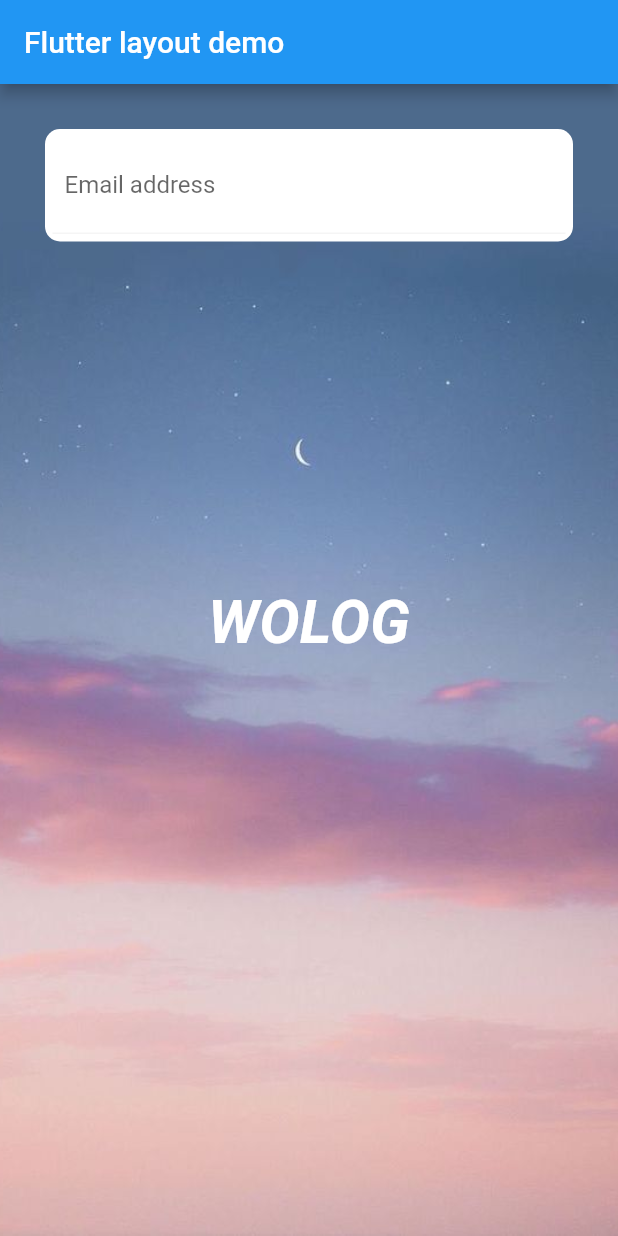
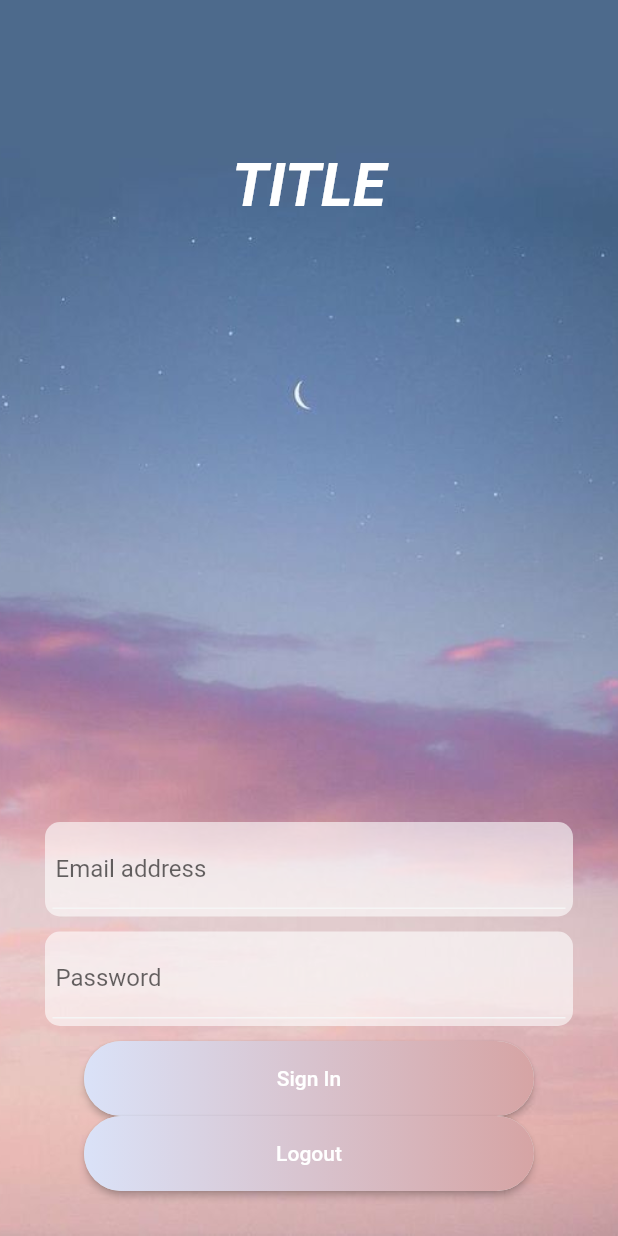
Before and after one commit to rostradamus/fitsight_app, a Flutter app: the screen it shows after launch, on a phone screen of 412 x 824 dp. Run offline on Flutter 3.47's test engine with Material 2 defaults, Android fonts, the light colour scheme and no system bars; our stand-ins replace dio, equatable, flutter_bloc, get_it.

Commit message:
Draft for Login

```diff
--- /dev/null
+++ b/lib/blocs/auth/auth_bloc.dart
@@ -0,0 +1,41 @@
+
+import 'package:dio/dio.dart';
+import 'package:flutter_bloc/flutter_bloc.dart';
+import 'package:get_it/get_it.dart';
+import 'package:wolog_app/blocs/auth/auth_event.dart';
+import 'package:wolog_app/blocs/auth/auth_state.dart';
+import 'package:wolog_app/models/user.dart';
+import 'package:wolog_app/services/api_service.dart';
+
+class AuthBloc extends Bloc<AuthEvent, AuthState> {
+  final ApiService apiService = GetIt.I.get<ApiService>();
+
+  @override
+  AuthState get initialState => AuthInitialState();
+
+  @override
+  Stream<AuthState> mapEventToState(AuthEvent event) async* {
+
+    if (event is LoginSubmittedEvent) {
+      yield AuthRequestState();
+      try {
+        User user = await apiService.login(event.email, event.password);
+        yield LoginSuccessState(user: user);
+      } on DioError catch (e) {
+        yield LoginFailureState(message: e.message);
+      }
+
+    } else if (event is LogoutSubmittedEvent) {
+      yield AuthRequestState();
+      try {
+        await apiService.logout();
+        yield LogoutSuccessState();
+      } on DioError catch (e) {
+        yield LogoutFailureState(message: e.message);
+      }
+    } else {
+      throw new Exception('${event.runtimeType} is NOT implemented');
+    }
+
+  }
+}
--- /dev/null
+++ b/lib/blocs/auth/auth_event.dart
@@ -0,0 +1,18 @@
+import 'package:equatable/equatable.dart';
+import 'package:flutter/material.dart';
+
+abstract class AuthEvent extends Equatable {}
+
+class LoginSubmittedEvent extends AuthEvent {
+  final String email, password;
+  LoginSubmittedEvent({@required this.email, @required this.password});
+  @override
+  // TODO: implement props
+  List<Object> get props => throw UnimplementedError();
+}
+
+class LogoutSubmittedEvent extends AuthEvent {
+  @override
+  // TODO: implement props
+  List<Object> get props => throw UnimplementedError();
+}
--- /dev/null
+++ b/lib/blocs/auth/auth_state.dart
@@ -0,0 +1,50 @@
+import 'package:equatable/equatable.dart';
+import 'package:flutter/material.dart';
+import 'package:wolog_app/models/user.dart';
+
+abstract class AuthState extends Equatable {}
+
+class AuthInitialState extends AuthState {
+  @override
+  // TODO: implement props
+  List<Object> get props => null;
+}
+
+class AuthRequestState extends AuthState {
+  @override
+  // TODO: implement props
+  List<Object> get props => null;
+}
+
+class LoginSuccessState extends AuthState {
+  User user;
+
+  LoginSuccessState({@required this.user});
+  @override
+  // TODO: implement props
+  List<Object> get props => null;
+}
+
+class LoginFailureState extends AuthState {
+  String message;
+
+  LoginFailureState({@required this.message});
+  @override
+  // TODO: implement props
+  List<Object> get props => null;
+}
+
+class LogoutSuccessState extends AuthState {
+  @override
+  // TODO: implement props
+  List<Object> get props => null;
+}
+
+class LogoutFailureState extends AuthState {
+  String message;
+
+  LogoutFailureState({@required this.message});
+  @override
+  // TODO: implement props
+  List<Object> get props => null;
+}
--- /dev/null
+++ b/lib/login_form.dart
@@ -0,0 +1,152 @@
+import 'package:flutter_bloc/flutter_bloc.dart';
+import 'package:get_it/get_it.dart';
+
+import 'package:flutter/material.dart';
+import 'package:wolog_app/blocs/auth/auth_bloc.dart';
+import 'package:wolog_app/blocs/auth/auth_event.dart';
+import 'package:wolog_app/services/api_service.dart';
+
+class LoginForm extends StatelessWidget {
+  ApiService get apiService => GetIt.I.get<ApiService>();
+
+  final TextEditingController _emailController = TextEditingController();
+  final TextEditingController _passwordController = TextEditingController();
+
+  @override
+  Widget build(BuildContext context) {
+    final AuthBloc authBloc = BlocProvider.of<AuthBloc>(context);
+    return Form(
+      child: Column(
+        crossAxisAlignment: CrossAxisAlignment.center,
+        mainAxisSize: MainAxisSize.max,
+        mainAxisAlignment: MainAxisAlignment.end,
+        children: <Widget>[
+          Container(
+            padding: EdgeInsets.all(5),
+            decoration: BoxDecoration(
+              color: Color.fromRGBO(255, 255, 255, 0.60),
+              borderRadius: BorderRadius.circular(10)
+            ),
+            child: Column(
+              children: <Widget>[
+                Container(
+                  padding: EdgeInsets.all(2.0),
+                  decoration: BoxDecoration(
+                    border: Border(bottom: BorderSide(color: Colors.grey[100]))
+                  ),
+                  child: TextField(
+                    key: ValueKey("text"),
+                    controller: _emailController,
+                    textInputAction: TextInputAction.next,
+                    keyboardType: TextInputType.emailAddress,
+                    decoration: InputDecoration(
+                      border: InputBorder.none,
+                      hintText: "Email address"
+                    ),
+                  )
+                )
+              ],
+            )
+          ),
+          SizedBox(
+            height: 10
+          ),
+          Container(
+            padding: EdgeInsets.all(5),
+            decoration: BoxDecoration(
+              color: Color.fromRGBO(255, 255, 255, 0.60),
+              borderRadius: BorderRadius.circular(10)
+            ),
+            child: Column(
+              children: <Widget>[
+                Container(
+                  padding: EdgeInsets.all(2.0),
+                  decoration: BoxDecoration(
+                    border: Border(bottom: BorderSide(color: Colors.grey[100]))
+                  ),
+                  child: TextField(
+                    key: ValueKey("text"),
+                    controller: _passwordController,
+                    textInputAction: TextInputAction.send,
+                    obscureText:true,
+                    decoration: InputDecoration(
+                      border: InputBorder.none,
+                      hintText: "Password"
+                    ),
+                  )
+                )
+              ],
+            )
+          ),
+          SizedBox(
+            height: 10
+          ),
+          Container(
+            height: 50.0,
+            child: RaisedButton(
+              onPressed: () async =>
+                authBloc.add(LoginSubmittedEvent(email: _emailController.text, password: _passwordController.text)),
+              shape: RoundedRectangleBorder(borderRadius: BorderRadius.circular(80.0)),
+              padding: EdgeInsets.all(0.0),
+              child: Ink(
+                decoration: BoxDecoration(
+                    gradient: LinearGradient(
+                      colors: <Color> [
+                        Color(0xFFDAE2F8),
+                        Color(0xFFD6A4A4)
+                      ],
+                      begin: Alignment.centerLeft,
+                      end: Alignment.centerRight,
+                    ),
+                    borderRadius: BorderRadius.circular(30.0)
+                ),
+                child: Container(
+                  constraints: BoxConstraints(maxWidth: 300.0, minHeight: 50.0),
+                  alignment: Alignment.center,
+                  child: Text(
+                    "Sign In",
+                    textAlign: TextAlign.center,
+                    style: TextStyle(
+                        color: Colors.white
+                    ),
+                  ),
+                ),
+              ),
+            ),
+          ),
+          SizedBox(width: 10,),
+          RaisedButton(
+            onPressed: () async =>
+              authBloc.add(LogoutSubmittedEvent()),
+            shape: RoundedRectangleBorder(borderRadius: BorderRadius.circular(80.0)),
+            padding: EdgeInsets.all(0.0),
+            child: Ink(
+              decoration: BoxDecoration(
+                  gradient: LinearGradient(
+                    colors: <Color> [
+                      Color(0xFFDAE2F8),
+                      Color(0xFFD6A4A4)
+                    ],
+                    begin: Alignment.centerLeft,
+                    end: Alignment.centerRight,
+                  ),
+                  borderRadius: BorderRadius.circular(30.0)
+              ),
+              child: Container(
+                constraints: BoxConstraints(maxWidth: 300.0, minHeight: 50.0),
+                alignment: Alignment.center,
+                child: Text(
+                  "Logout",
+                  textAlign: TextAlign.center,
+                  style: TextStyle(
+                      color: Colors.white
+                  ),
+                ),
+              ),
+            ),
+          ),
+        ],
+      )
+    );
+  }
+}
--- a/lib/main.dart
+++ b/lib/main.dart
@@ -1,20 +1,27 @@
 import 'package:flutter/material.dart';
+import 'package:flutter_bloc/flutter_bloc.dart';
+import 'package:wolog_app/blocs/auth/auth_bloc.dart';
+import 'package:wolog_app/login_form.dart';
+import 'package:wolog_app/service_locator.dart';
 
-void main() => runApp(
+void main() {
+  setupLocators();
+  runApp(
     MaterialApp(
       debugShowCheckedModeBanner: false,
       home: HomePage(),
     )
   );
+}
 
 class HomePage extends StatelessWidget {
   @override
   Widget build(BuildContext context) {
     return Scaffold(
       backgroundColor: Colors.white,
-      appBar: AppBar(
+      appBar: false ? AppBar(
         title: Text('Flutter layout demo'),
-      ),
+      ) : null,
       body: Container(
         decoration: BoxDecoration(
           image: DecorationImage(
@@ -24,12 +31,13 @@ class HomePage extends StatelessWidget {
         ),
         child: Stack(
           children: <Widget>[
-            Positioned(
+            Padding(
+              padding: EdgeInsets.all(100.0),
+              child: Align(
+                alignment: Alignment.topCenter,
                 child: Container(
-                margin: EdgeInsets.only(bottom: 50),
-                child: Center(
                   child: Text(
-                    "WOLOG",
+                    "TITLE",
                     style: TextStyle(
                       color: Colors.white,
                       fontSize: 40,
@@ -37,37 +45,14 @@ class HomePage extends StatelessWidget {
                       fontStyle: FontStyle.italic
                     )
                   )
+                ),
               )
-              ),
             ),
             Padding(
               padding: EdgeInsets.all(30.0),
-              child: Column(
-                children: <Widget>[
-                  Container(
-                    padding: EdgeInsets.all(5),
-                    decoration: BoxDecoration(
-                      color: Colors.white,
-                      borderRadius: BorderRadius.circular(10)
-                    ),
-                    child: Column(
-                      children: <Widget>[
-                        Container(
-                          padding: EdgeInsets.all(8.0),
-                          decoration: BoxDecoration(
-                            border: Border(bottom: BorderSide(color: Colors.grey[100]))
-                          ),
-                          child: TextField(
-                            decoration: InputDecoration(
-                              border: InputBorder.none,
-                              hintText: "Email address"
-                            ),
-                          )
-                        )
-                      ],
-                    )
-                  )
-                ],
+              child: BlocProvider(
+                create: (context) => AuthBloc(),
+                child: LoginForm()
               )
             )
           ],
--- /dev/null
+++ b/lib/models/user.dart
@@ -0,0 +1,15 @@
+import 'dart:collection';
+
+class User {
+  String _email;
+  Set<String> _roles;
+
+  String get email => _email;
+  UnmodifiableListView<String> get roles => UnmodifiableListView(_roles);
+
+  User(this._email, this._roles);
+
+  void addRole(String role) {
+    roles.add(role);
+  }
+}
--- /dev/null
+++ b/lib/service_locator.dart
@@ -0,0 +1,6 @@
+import 'package:get_it/get_it.dart';
+import 'package:wolog_app/services/api_service.dart';
+
+void setupLocators() {
+  GetIt.instance.registerLazySingleton(() => ApiService());
+}
--- /dev/null
+++ b/lib/services/api_service.dart
@@ -0,0 +1,37 @@
+import 'package:dio/dio.dart';
+import 'package:wolog_app/models/user.dart';
+
+class ApiService {
+  final Dio _client = new Dio();
+
+  ApiService() {
+    _client.options.baseUrl = "http://localhost:8080/api";
+    _client.options.connectTimeout=5000;
+    _client.options.receiveTimeout=5000;
+    _client.options.headers = {
+      'Content-type' : 'application/json',
+      'Accept': 'application/json',
+    };
+  }
+
+  Dio getConnection() {
+    return this._client;
+  }
+
+  Future<User> login(email, password) async {
+    var response = await _client.post('/auth', data: {
+      "email": email,
+      "password": password
+    });
+
+    Map responseBody = response.data;
+    Set<String> roles = List<String>.from(responseBody['roles']).toSet();
+
+    _client.options.headers['authorization'] = "${responseBody['type']} ${responseBody['token']}";
+    return User(responseBody['email'], roles);
+  }
+
+  Future<void> logout() async {
+    _client.options.headers.remove('authorization');
+  }
+}
--- a/pubspec.yaml
+++ b/pubspec.yaml
@@ -23,6 +23,12 @@ dependencies:
   # The following adds the Cupertino Icons font to your application.
   # Use with the CupertinoIcons class for iOS style icons.
   cupertino_icons: ^0.1.2
+  http: ^0.12.1
+  get_it: ^4.0.0
+  dio: ^3.0.9
+  flutter_bloc: ^4.0.0
+  equatable: ^1.2.0
+  # meta: ^1.1.8
 
 dev_dependencies:
   flutter_test:
```
Also changed, not shown: pubspec.lock. Lines whose indentation alone changed are shown as unchanged.
